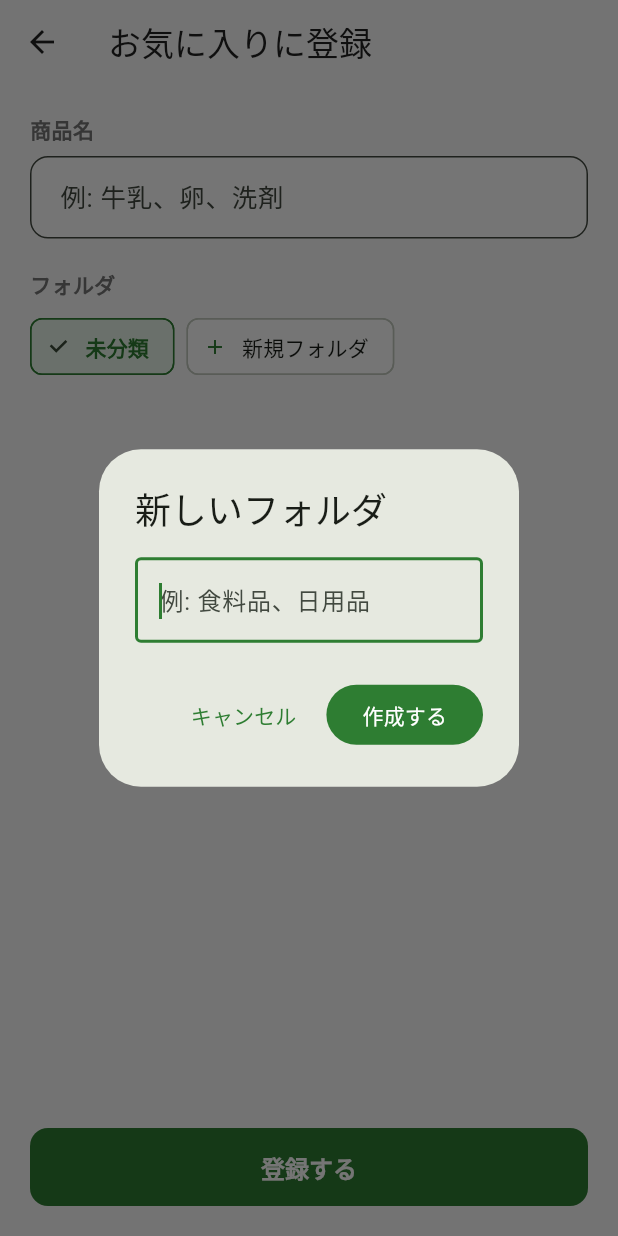
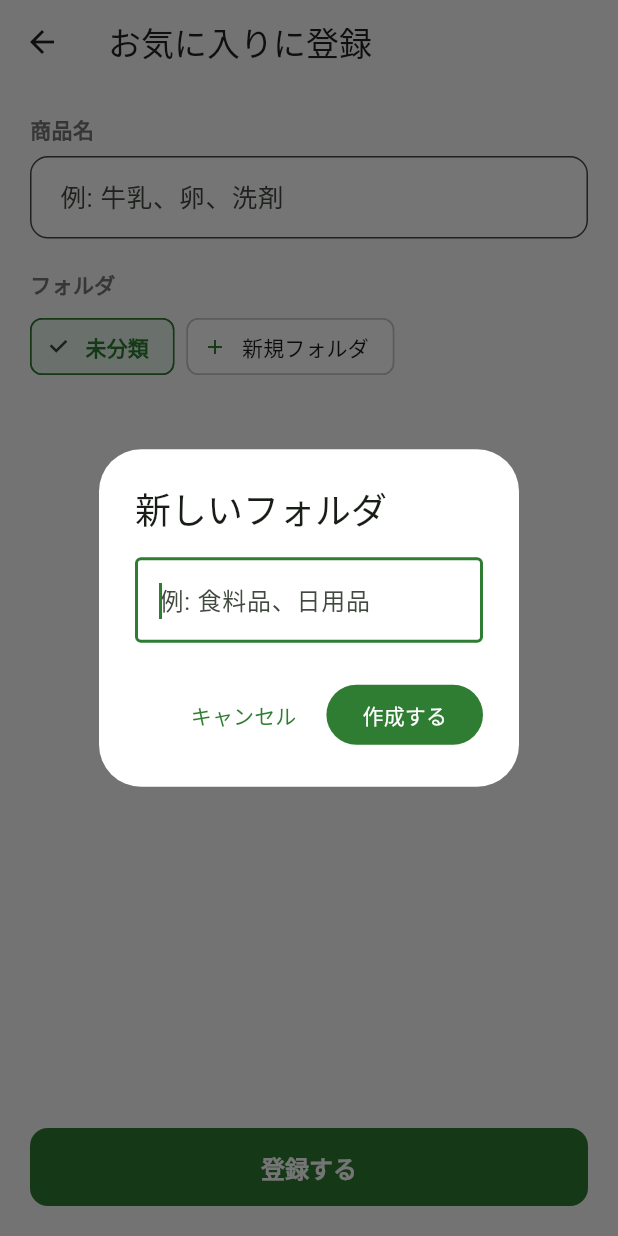
Before and after one commit to WFrog2511/quick-shop-list, a Flutter app: the FavoriteEditScreen screen opened directly, after a tap on "新規フォルダ", on a phone screen of 412 x 824 dp. Run offline on Flutter 3.47's test engine with Material 3 defaults, Android fonts, the phone set to English and light mode, and no system bars; our stand-ins replace hive_flutter; accounts and stored records are empty.

Commit message:
Add dark mode toggle with theme-aware colors across all screens

```diff
--- a/lib/screens/favorite_edit_screen.dart
+++ b/lib/screens/favorite_edit_screen.dart
@@ -44,6 +44,7 @@ class _FavoriteEditScreenState extends State<FavoriteEditScreen> {
   Widget build(BuildContext context) {
     final provider = context.watch<ShoppingProvider>();
     final folders = provider.userFolders;
+    final colors = AppColors.of(context);
 
     return Scaffold(
       appBar: AppBar(title: Text(isEditing ? 'お気に入りを編集' : 'お気に入りに登録')),
@@ -52,11 +53,11 @@ class _FavoriteEditScreenState extends State<FavoriteEditScreen> {
         child: Column(
           crossAxisAlignment: CrossAxisAlignment.start,
           children: [
-            const Text(
+            Text(
               '商品名',
               style: TextStyle(
                 fontSize: 14,
-                color: AppColors.textSecondary,
+                color: colors.textSecondary,
                 fontWeight: FontWeight.w600,
               ),
             ),
@@ -69,10 +70,10 @@ class _FavoriteEditScreenState extends State<FavoriteEditScreen> {
               decoration: InputDecoration(
                 hintText: '例: 牛乳、卵、洗剤',
                 filled: true,
-                fillColor: Colors.white,
+                fillColor: colors.cardBackground,
                 border: OutlineInputBorder(
                   borderRadius: BorderRadius.circular(12),
-                  borderSide: const BorderSide(color: AppColors.divider),
+                  borderSide: BorderSide(color: colors.divider),
                 ),
                 contentPadding: const EdgeInsets.symmetric(
                   horizontal: 16,
@@ -82,11 +83,11 @@ class _FavoriteEditScreenState extends State<FavoriteEditScreen> {
               style: const TextStyle(fontSize: 17),
             ),
             const SizedBox(height: 20),
-            const Text(
+            Text(
               'フォルダ',
               style: TextStyle(
                 fontSize: 14,
-                color: AppColors.textSecondary,
+                color: colors.textSecondary,
                 fontWeight: FontWeight.w600,
               ),
             ),
@@ -101,6 +102,7 @@ class _FavoriteEditScreenState extends State<FavoriteEditScreen> {
                       _selectedCategoryId == null ||
                       _selectedCategoryId == uncategorizedCategoryId,
                   onTap: () => setState(() => _selectedCategoryId = null),
+                  colors: colors,
                 ),
                 ...folders.map(
                   (folder) => _FolderChip(
@@ -108,6 +110,7 @@ class _FavoriteEditScreenState extends State<FavoriteEditScreen> {
                     selected: _selectedCategoryId == folder.id,
                     onTap: () =>
                         setState(() => _selectedCategoryId = folder.id),
+                    colors: colors,
                   ),
                 ),
                 ActionChip(
@@ -202,11 +205,13 @@ class _FolderChip extends StatelessWidget {
   final String label;
   final bool selected;
   final VoidCallback onTap;
+  final AppColors colors;
 
   const _FolderChip({
     required this.label,
     required this.selected,
     required this.onTap,
+    required this.colors,
   });
 
   @override
@@ -215,14 +220,12 @@ class _FolderChip extends StatelessWidget {
       label: Text(label),
       selected: selected,
       onSelected: (_) => onTap(),
-      selectedColor: AppColors.lightGreen,
+      selectedColor: colors.lightGreen,
       labelStyle: TextStyle(
-        color: selected ? AppColors.primaryGreen : AppColors.textPrimary,
+        color: selected ? colors.primaryGreen : colors.textPrimary,
         fontWeight: selected ? FontWeight.w600 : FontWeight.normal,
       ),
-      side: BorderSide(
-        color: selected ? AppColors.primaryGreen : AppColors.divider,
-      ),
+      side: BorderSide(color: selected ? colors.primaryGreen : colors.divider),
     );
   }
 }
--- a/lib/services/storage_service.dart
+++ b/lib/services/storage_service.dart
@@ -12,16 +12,20 @@ class StorageService {
   static const String shoppingBoxName = 'shoppingList';
   static const String favoritesBoxName = 'favorites';
   static const String categoriesBoxName = 'categories';
+  static const String settingsBoxName = 'settings';
+  static const String themeModeKey = 'themeMode';
 
   late Box _shoppingBox;
   late Box _favoritesBox;
   late Box _categoriesBox;
+  late Box _settingsBox;
 
   Future<void> init() async {
     await Hive.initFlutter();
     _shoppingBox = await Hive.openBox(shoppingBoxName);
     _favoritesBox = await Hive.openBox(favoritesBoxName);
     _categoriesBox = await Hive.openBox(categoriesBoxName);
+    _settingsBox = await Hive.openBox(settingsBoxName);
 
     // 初回起動時に「未分類」カテゴリを作成
     if (_categoriesBox.isEmpty) {
@@ -86,4 +90,14 @@ class StorageService {
   Future<void> deleteCategory(String id) async {
     await _categoriesBox.delete(id);
   }
+
+  // ---------- 設定(テーマなど) ----------
+  /// 保存済みのテーマモード名('light'/'dark'/'system')を取得。未設定ならnull。
+  String? loadThemeMode() {
+    return _settingsBox.get(themeModeKey) as String?;
+  }
+
+  Future<void> saveThemeMode(String modeName) async {
+    await _settingsBox.put(themeModeKey, modeName);
+  }
 }
--- a/lib/theme.dart
+++ b/lib/theme.dart
@@ -1,52 +1,142 @@
 import 'package:flutter/material.dart';
 
-/// Style 1: マテリアルデザイン準拠のテーマ
-/// グリーン基調、装飾は少なめ、大きなタップ領域を意識
-class AppColors {
-  static const Color primaryGreen = Color(0xFF2E7D32);
-  static const Color lightGreen = Color(0xFFE8F5E9);
-  static const Color accentBlue = Color(0xFF1565C0);
-  static const Color background = Color(0xFFFAFAFA);
-  static const Color cardBackground = Colors.white;
-  static const Color textPrimary = Color(0xFF212121);
-  static const Color textSecondary = Color(0xFF757575);
-  static const Color divider = Color(0xFFE0E0E0);
-  static const Color checkedGray = Color(0xFFBDBDBD);
+/// テーマ(ライト/ダーク)に応じて切り替わるアプリ独自カラー定義。
+/// ThemeExtensionとして登録し、`AppColors.of(context)` で
+/// 現在のテーマに対応した色を取得する。
+class AppColors extends ThemeExtension<AppColors> {
+  final Color primaryGreen;
+  final Color lightGreen;
+  final Color accentBlue;
+  final Color background;
+  final Color cardBackground;
+  final Color textPrimary;
+  final Color textSecondary;
+  final Color divider;
+  final Color checkedGray;
+
+  const AppColors({
+    required this.primaryGreen,
+    required this.lightGreen,
+    required this.accentBlue,
+    required this.background,
+    required this.cardBackground,
+    required this.textPrimary,
+    required this.textSecondary,
+    required this.divider,
+    required this.checkedGray,
+  });
+
+  /// 現在のテーマに対応するAppColorsを取得するショートカット
+  static AppColors of(BuildContext context) {
+    return Theme.of(context).extension<AppColors>() ?? light;
+  }
+
+  /// Style 1: マテリアルデザイン準拠のライトテーマ(グリーン基調)
+  static const AppColors light = AppColors(
+    primaryGreen: Color(0xFF2E7D32),
+    lightGreen: Color(0xFFE8F5E9),
+    accentBlue: Color(0xFF1565C0),
+    background: Color(0xFFFAFAFA),
+    cardBackground: Colors.white,
+    textPrimary: Color(0xFF212121),
+    textSecondary: Color(0xFF757575),
+    divider: Color(0xFFE0E0E0),
+    checkedGray: Color(0xFFBDBDBD),
+  );
+
+  /// ダークテーマ(グリーン基調は保ちつつ、目に優しい暗色パレット)
+  static const AppColors dark = AppColors(
+    primaryGreen: Color(0xFF66BB6A),
+    lightGreen: Color(0xFF1F3B22),
+    accentBlue: Color(0xFF64B5F6),
+    background: Color(0xFF121212),
+    cardBackground: Color(0xFF1E1E1E),
+    textPrimary: Color(0xFFECECEC),
+    textSecondary: Color(0xFFA6A6A6),
+    divider: Color(0xFF3A3A3A),
+    checkedGray: Color(0xFF6B6B6B),
+  );
+
+  @override
+  AppColors copyWith({
+    Color? primaryGreen,
+    Color? lightGreen,
+    Color? accentBlue,
+    Color? background,
+    Color? cardBackground,
+    Color? textPrimary,
+    Color? textSecondary,
+    Color? divider,
+    Color? checkedGray,
+  }) {
+    return AppColors(
+      primaryGreen: primaryGreen ?? this.primaryGreen,
+      lightGreen: lightGreen ?? this.lightGreen,
+      accentBlue: accentBlue ?? this.accentBlue,
+      background: background ?? this.background,
+      cardBackground: cardBackground ?? this.cardBackground,
+      textPrimary: textPrimary ?? this.textPrimary,
+      textSecondary: textSecondary ?? this.textSecondary,
+      divider: divider ?? this.divider,
+      checkedGray: checkedGray ?? this.checkedGray,
+    );
+  }
+
+  @override
+  AppColors lerp(ThemeExtension<AppColors>? other, double t) {
+    if (other is! AppColors) return this;
+    return AppColors(
+      primaryGreen: Color.lerp(primaryGreen, other.primaryGreen, t)!,
+      lightGreen: Color.lerp(lightGreen, other.lightGreen, t)!,
+      accentBlue: Color.lerp(accentBlue, other.accentBlue, t)!,
+      background: Color.lerp(background, other.background, t)!,
+      cardBackground: Color.lerp(cardBackground, other.cardBackground, t)!,
+      textPrimary: Color.lerp(textPrimary, other.textPrimary, t)!,
+      textSecondary: Color.lerp(textSecondary, other.textSecondary, t)!,
+      divider: Color.lerp(divider, other.divider, t)!,
+      checkedGray: Color.lerp(checkedGray, other.checkedGray, t)!,
+    );
+  }
 }
 
-ThemeData buildAppTheme() {
+ThemeData buildLightTheme() => _buildTheme(AppColors.light, Brightness.light);
+
+ThemeData buildDarkTheme() => _buildTheme(AppColors.dark, Brightness.dark);
+
+ThemeData _buildTheme(AppColors colors, Brightness brightness) {
   return ThemeData(
     useMaterial3: true,
-    scaffoldBackgroundColor: AppColors.background,
+    brightness: brightness,
+    scaffoldBackgroundColor: colors.background,
     colorScheme: ColorScheme.fromSeed(
-      seedColor: AppColors.primaryGreen,
-      primary: AppColors.primaryGreen,
-      secondary: AppColors.accentBlue,
-      surface: AppColors.cardBackground,
+      seedColor: colors.primaryGreen,
+      brightness: brightness,
+      primary: colors.primaryGreen,
+      secondary: colors.accentBlue,
+      surface: colors.cardBackground,
     ),
+    extensions: [colors],
     fontFamily: 'Roboto',
-    appBarTheme: const AppBarTheme(
-      backgroundColor: AppColors.background,
-      foregroundColor: AppColors.textPrimary,
+    appBarTheme: AppBarTheme(
+      backgroundColor: colors.background,
+      foregroundColor: colors.textPrimary,
       elevation: 0,
       centerTitle: false,
     ),
     cardTheme: CardThemeData(
-      color: AppColors.cardBackground,
+      color: colors.cardBackground,
       elevation: 0,
       margin: EdgeInsets.zero,
       shape: RoundedRectangleBorder(
         borderRadius: BorderRadius.circular(12),
-        side: const BorderSide(color: AppColors.divider, width: 1),
+        side: BorderSide(color: colors.divider, width: 1),
       ),
     ),
-    dividerTheme: const DividerThemeData(
-      color: AppColors.divider,
-      thickness: 1,
-    ),
+    dialogTheme: DialogThemeData(backgroundColor: colors.cardBackground),
+    dividerTheme: DividerThemeData(color: colors.divider, thickness: 1),
     elevatedButtonTheme: ElevatedButtonThemeData(
       style: ElevatedButton.styleFrom(
-        backgroundColor: AppColors.primaryGreen,
+        backgroundColor: colors.primaryGreen,
         foregroundColor: Colors.white,
         minimumSize: const Size.fromHeight(52),
         shape: RoundedRectangleBorder(borderRadius: BorderRadius.circular(12)),
@@ -56,17 +146,17 @@ ThemeData buildAppTheme() {
     ),
     outlinedButtonTheme: OutlinedButtonThemeData(
       style: OutlinedButton.styleFrom(
-        foregroundColor: AppColors.accentBlue,
+        foregroundColor: colors.accentBlue,
         minimumSize: const Size.fromHeight(52),
-        side: const BorderSide(color: AppColors.accentBlue, width: 1.5),
+        side: BorderSide(color: colors.accentBlue, width: 1.5),
         shape: RoundedRectangleBorder(borderRadius: BorderRadius.circular(12)),
         textStyle: const TextStyle(fontSize: 16, fontWeight: FontWeight.w600),
       ),
     ),
-    bottomNavigationBarTheme: const BottomNavigationBarThemeData(
-      backgroundColor: Colors.white,
-      selectedItemColor: AppColors.primaryGreen,
-      unselectedItemColor: AppColors.textSecondary,
+    bottomNavigationBarTheme: BottomNavigationBarThemeData(
+      backgroundColor: colors.cardBackground,
+      selectedItemColor: colors.primaryGreen,
+      unselectedItemColor: colors.textSecondary,
       showUnselectedLabels: true,
       elevation: 8,
     ),
@@ -74,7 +164,7 @@ ThemeData buildAppTheme() {
       shape: const CircleBorder(),
       fillColor: WidgetStateProperty.resolveWith((states) {
         if (states.contains(WidgetState.selected)) {
-          return AppColors.primaryGreen;
+          return colors.primaryGreen;
         }
         return Colors.transparent;
       }),
```
Also changed, not shown: lib/main.dart (+11 -5 lines), lib/providers/shopping_provider.dart (+45 -1 lines), lib/screens/favorites_screen.dart (+32 -26 lines), lib/screens/folder_detail_screen.dart (+5 -3 lines), lib/screens/shopping_list_screen.dart (+48 -26 lines), lib/widgets/add_from_favorites_sheet.dart (+14 -12 lines), lib/widgets/export_import_sheet.dart (+7 -5 lines), lib/widgets/favorite_tile.dart (+8 -7 lines), docs/assets/fonts/MaterialIcons-Regular.otf, 4 other files.
